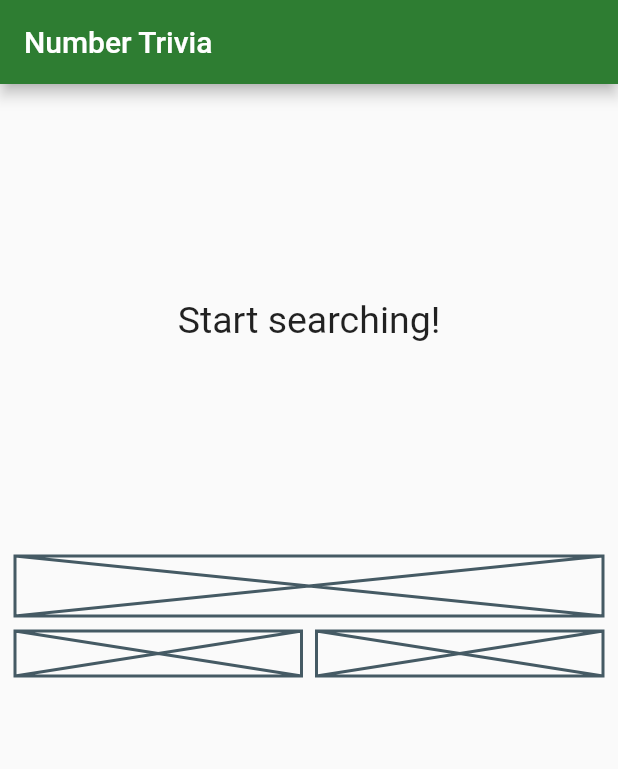
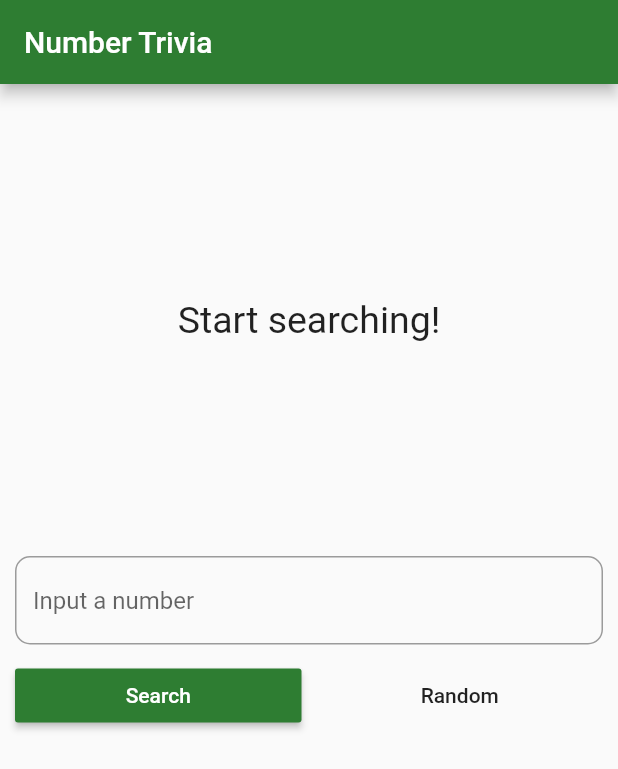
Before and after one commit to magicpro97/clean_architechture_app, a Flutter app: the screen it shows after launch, on a phone screen of 412 x 824 dp. Shown: the top 769 px of the screen. Run offline on Flutter 3.47's test engine with Material 2 defaults, Android fonts, the phone set to English and light mode, and no system bars; our stand-ins replace bloc, dartz, data_connection_checker, equatable, flutter_bloc, get_it and 1 more.

Commit message:
Complete app

```diff
--- a/lib/features/number_trivia/presentation/pages/number_trivia_page.dart
+++ b/lib/features/number_trivia/presentation/pages/number_trivia_page.dart
@@ -9,6 +9,8 @@ import '../../../../injection_container.dart';
 class NumberTriviaPage extends StatelessWidget {
   @override
   Widget build(BuildContext context) {
+    final textController = TextEditingController();
+
     return Scaffold(
       appBar: AppBar(
         title: Text('Number Trivia'),
@@ -48,27 +50,49 @@ class NumberTriviaPage extends StatelessWidget {
                 ),
                 Column(
                   children: <Widget>[
-                    Placeholder(
-                      fallbackHeight: 40,
+                    TextField(
+                      keyboardType: TextInputType.numberWithOptions(),
+                      controller: textController,
+                      decoration: InputDecoration(
+                          hintText: 'Input a number',
+                          border: OutlineInputBorder(
+                              borderRadius:
+                              const BorderRadius.all(Radius.circular(10)))),
                     ),
                     SizedBox(
                       height: 10.0,
                     ),
+                    BlocBuilder<NumberTriviaBloc, NumberTriviaState>(
+                      builder: (context, state) =>
                           Row(
                             children: <Widget>[
                               Expanded(
-                            child: Placeholder(
-                          fallbackHeight: 30.0,
+                                  child: MaterialButton(
+                                    child: Text(
+                                      'Search',
+                                      style: TextStyle(color: Colors.white),
+                                    ),
+                                    onPressed: () {
+                                      _searchNumberTrivia(
+                                          context, textController.text);
+                                    },
+                                    color: Theme
+                                        .of(context)
+                                        .primaryColor,
                                   )),
                               SizedBox(
                                 width: 10.0,
                               ),
                               Expanded(
-                          child: Placeholder(
-                            fallbackHeight: 30.0,
+                                child: MaterialButton(
+                                  child: Text('Random'),
+                                  onPressed: () {
+                                    _getRandomNumberTrivia(context);
+                                  },
                                 ),
                               ),
                             ],
+                          ),
                     )
                   ],
                 )
@@ -78,6 +102,15 @@ class NumberTriviaPage extends StatelessWidget {
         ),
       ),
     );
+  }
+
+  void _searchNumberTrivia(BuildContext context, String text) {
+    BlocProvider.of<NumberTriviaBloc>(context)
+        .add(GetTriviaForConcreteNumber(text));
+  }
+
+  void _getRandomNumberTrivia(BuildContext context) {
+    BlocProvider.of<NumberTriviaBloc>(context).add(GetTriviaForRandomNumber());
   }
 }
 
```
Lines whose indentation alone changed are shown as unchanged.
